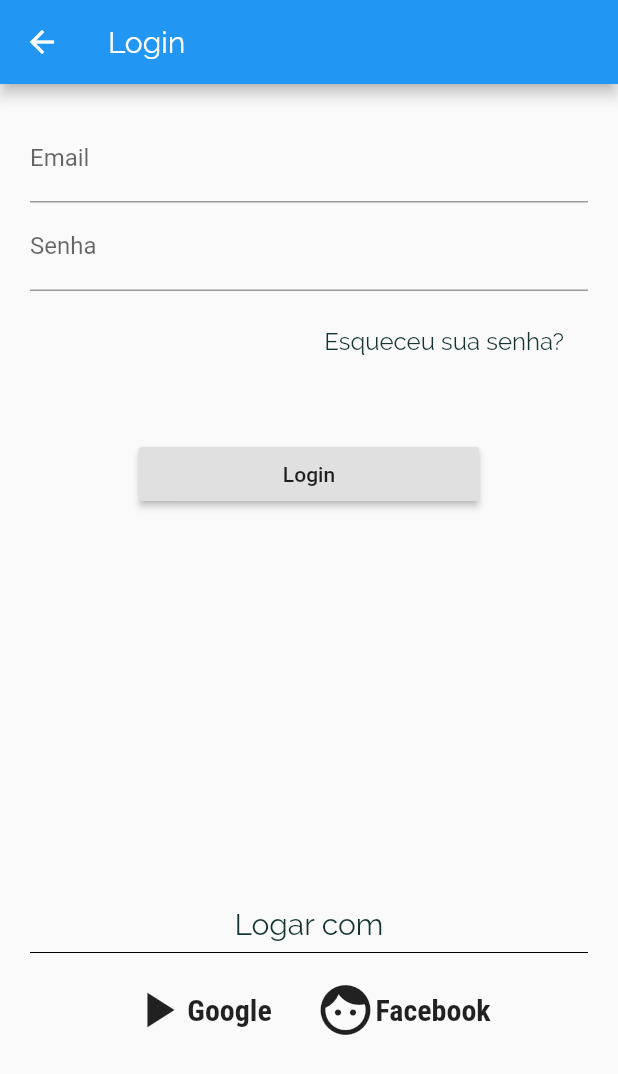
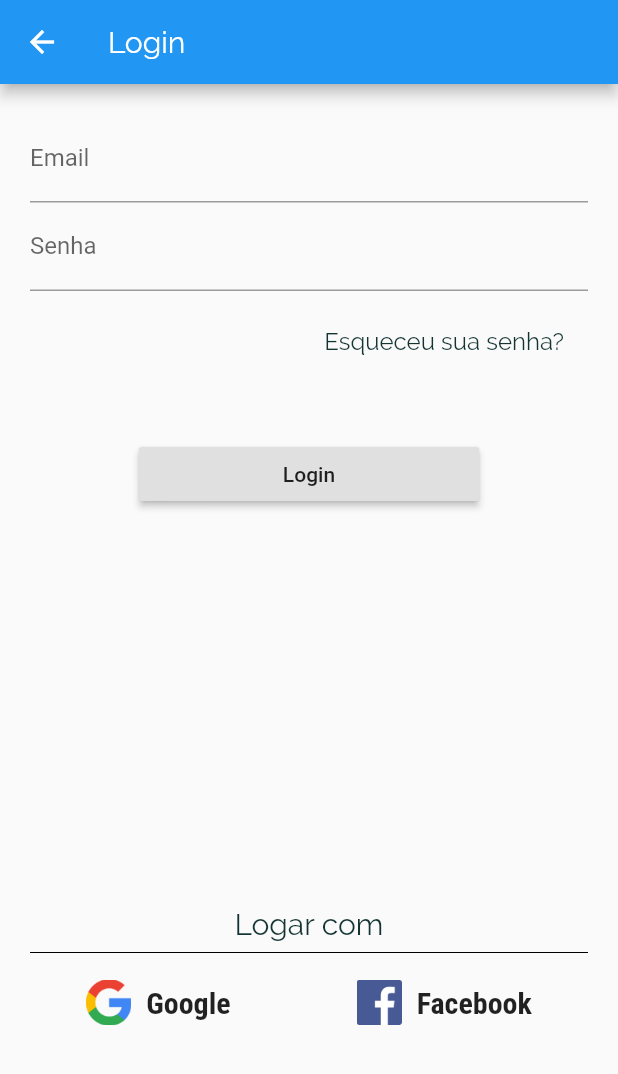
Before and after one commit to ViniPessoa8/Movin, a Flutter app: the PainelLogin screen opened by its route, on a phone screen of 412 x 824 dp. Shown: the top 1074 px of the screen. Run offline on Flutter 3.47's test engine with Material 2 defaults, Android fonts, the phone set to English and light mode, and no system bars; our stand-ins replace flutter_speed_dial, location; missing offline and left inert: mapbox_gl.

Commit message:
fix: login logos

```diff
--- a/movin_project/lib/views/widgets/login/painel_login.dart
+++ b/movin_project/lib/views/widgets/login/painel_login.dart
@@ -3,18 +3,24 @@ import 'package:flutter/material.dart';
 class PainelLogin extends StatelessWidget {
   static final String nomeRota = '/Login';
   final Function _logar;
+  final AssetImage googleLogo = AssetImage('assets/media/google_logo.png');
+  final AssetImage facebookLogo = AssetImage('assets/media/facebook_logo.png');
 
   PainelLogin(this._logar);
 
   Widget buildLoginAlternativo(
-      BuildContext ctx, String titulo, IconData icone) {
+      BuildContext ctx, String titulo, AssetImage imagem) {
     return Container(
+      // decoration: BoxDecoration(border: Border.all()),
       padding: EdgeInsets.all(10),
       child: Row(
         children: [
-          Icon(
-            icone,
-            size: 40,
+          Container(
+            margin: EdgeInsets.only(right: 10.0),
+            child: Image(
+              image: imagem,
+              width: 30,
+            ),
           ),
           Text(
             titulo,
@@ -90,11 +96,10 @@ class PainelLogin extends StatelessWidget {
                     color: Colors.black,
                   ),
                   Row(
-                    mainAxisAlignment: MainAxisAlignment.center,
+                    mainAxisAlignment: MainAxisAlignment.spaceAround,
                     children: [
-                      buildLoginAlternativo(
-                          context, 'Google  ', Icons.play_arrow),
-                      buildLoginAlternativo(context, 'Facebook', Icons.face),
+                      buildLoginAlternativo(context, 'Google  ', googleLogo),
+                      buildLoginAlternativo(context, 'Facebook', facebookLogo),
                     ],
                   ),
                 ],
```
